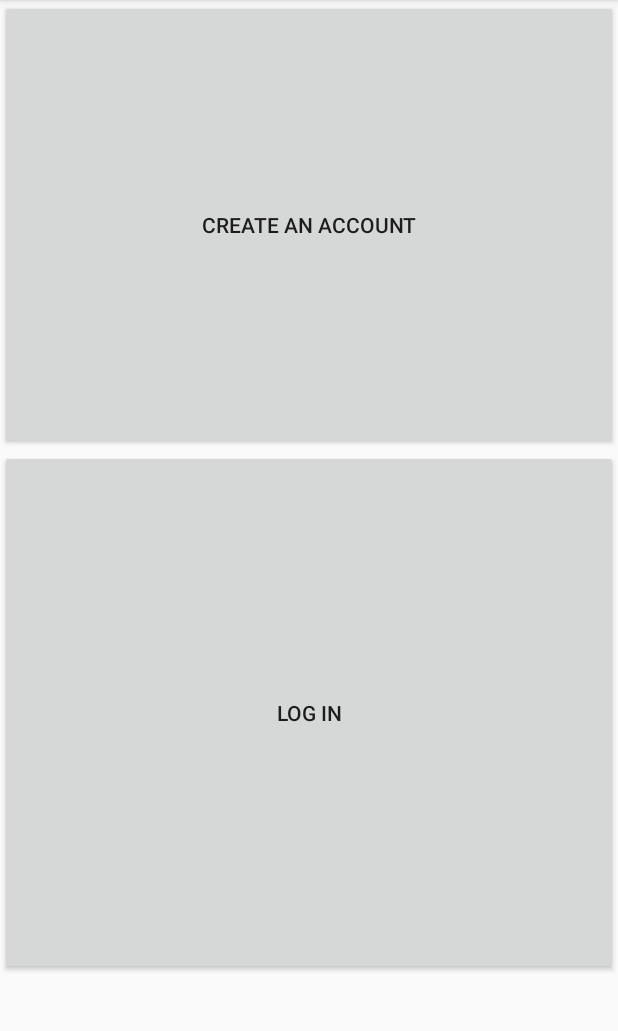
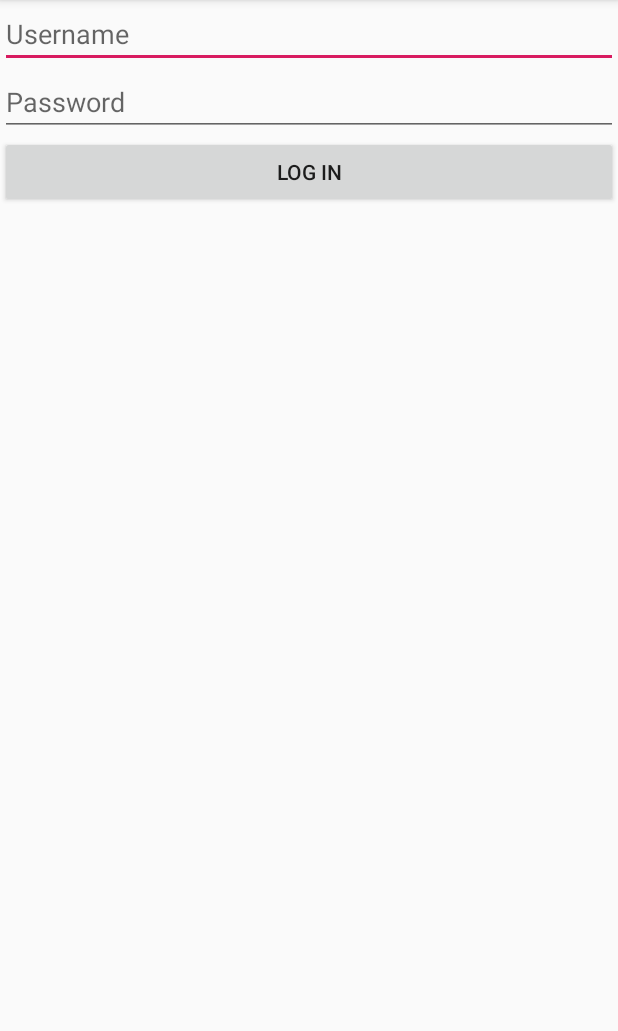
Before and after one commit to sanjanac1/finalproject, an Android app: the LoginActivity screen opened directly, with no data from a screen before it, on a phone screen of 412 x 824 dp, the part 84-1115 px from its top. Run offline under Robolectric (Android 15) with nearby library versions, the phone set to English and light mode, and no system bars.

Commit message:
new idea

```diff
--- a/app/build.gradle
+++ b/app/build.gradle
@@ -27,4 +27,5 @@ dependencies {
     androidTestImplementation 'androidx.test.espresso:espresso-core:3.1.1'
     implementation 'com.google.android.material:material:1.0.0'
     implementation 'androidx.constraintlayout:constraintlayout:1.1.3'
+    implementation 'androidx.gridlayout:gridlayout:1.0.0'
 }
--- a/app/src/main/java/com/example/finalproject/HomeActivity.java
+++ b/app/src/main/java/com/example/finalproject/InputActivity.java
@@ -4,11 +4,11 @@ import android.os.Bundle;
 
 import androidx.appcompat.app.AppCompatActivity;
 
-public class HomeActivity extends AppCompatActivity {
+public class InputActivity extends AppCompatActivity {
     @Override
     protected void onCreate(Bundle savedInstanceState) {
         super.onCreate(savedInstanceState);
-        setContentView(R.layout.home);
+        setContentView(R.layout.input_page);
 
     }
 }
--- a/app/src/main/java/com/example/finalproject/LoginActivity.java
+++ b/app/src/main/java/com/example/finalproject/LoginActivity.java
@@ -12,46 +12,38 @@ import androidx.appcompat.app.AppCompatActivity;
 
 /** Login Screen Activity and creating new user account */
 public class LoginActivity extends AppCompatActivity {
-    private Button createAccount;
-    private Button logIn;
+    private EditText username;
+    private EditText password;
+    private Button login;
 
     @Override
     protected void onCreate(Bundle savedInstanceState) {
         super.onCreate(savedInstanceState);
-        setContentView(R.layout.firstpage);
+        setContentView(R.layout.login_screen);
 
 
-        createAccount = findViewById(R.id.createAccount);
-        createAccount.setOnClickListener(new View.OnClickListener() {
+        username = findViewById(R.id.userName);
+        password = findViewById(R.id.passWord);
+        login = findViewById(R.id.loginButton);
+
+
+        login.setOnClickListener(new View.OnClickListener() {
             @Override
             public void onClick(View v) {
-                openNewAccountActivity();
+                validate(username.getText().toString(), password.getText().toString());
+
             }
         });
-        logIn = findViewById(R.id.logIn1);
-        logIn.setOnClickListener(new View.OnClickListener() {
-            @Override
-            public void onClick(View v) {
-                openMainActivity();
-            }
-        });
-    }
-
-
-    public void openNewAccountActivity() {
-        Intent intent = new Intent(LoginActivity.this, NewAccountActivity.class);
-        startActivity(intent);
-
-    }
-    public void openMainActivity() {
-        Intent intent2 = new Intent(LoginActivity.this, MainActivity.class);
-        startActivity(intent2);
 
     }
 
+    private void validate(String user, String pass) {
+        if (user.equals("Sanjana") && pass.equals("Shivani")) {
+            Intent intent = new Intent(LoginActivity.this, MainActivity.class);
+            startActivity(intent);
+            setContentView(R.layout.calendar);
+        }
 
 
-
-
-
+    }
 }
--- a/app/src/main/res/layout/firstpage.xml
+++ /dev/null
@@ -1,19 +0,0 @@
-<?xml version="1.0" encoding="utf-8"?>
-<LinearLayout xmlns:android="http://schemas.android.com/apk/res/android"
-    android:id="@+id/firstpage"
-    android:layout_width="match_parent"
-    android:layout_height="match_parent"
-    android:orientation="vertical">
-
-    <Button
-        android:id="@+id/createAccount"
-        android:layout_width="match_parent"
-        android:layout_height="300dp"
-        android:text="@string/create_an_account" />
-
-    <Button
-        android:id="@+id/logIn1"
-        android:layout_width="match_parent"
-        android:layout_height="350dp"
-        android:text="@string/log_in" />
-</LinearLayout>
--- a/app/src/main/res/layout/newaccount.xml
+++ /dev/null
@@ -1,6 +0,0 @@
-<?xml version="1.0" encoding="utf-8"?>
-<LinearLayout xmlns:android="http://schemas.android.com/apk/res/android"
-    android:orientation="vertical" android:layout_width="match_parent"
-    android:layout_height="match_parent">
-
-</LinearLayout>
```
Also changed, not shown: app/src/main/AndroidManifest.xml (+1 -9 lines), app/src/main/java/com/example/finalproject/CalendarGrid.java (added, +24 -0 lines), app/src/main/java/com/example/finalproject/MainActivity.java (+3 -31 lines), app/src/main/java/com/example/finalproject/NewAccountActivity.java (deleted, +0 -14 lines), app/src/main/java/com/example/finalproject/User.java (deleted, +0 -16 lines), app/src/main/res/layout/calendar.xml (added, +29 -0 lines), app/src/main/res/layout/home.xml (deleted, +0 -49 lines), app/src/main/res/values/strings.xml (+0 -8 lines), app/src/main/res/layout/input_page.xml (renamed from app/src/main/res/layout/contact_info.xml).
